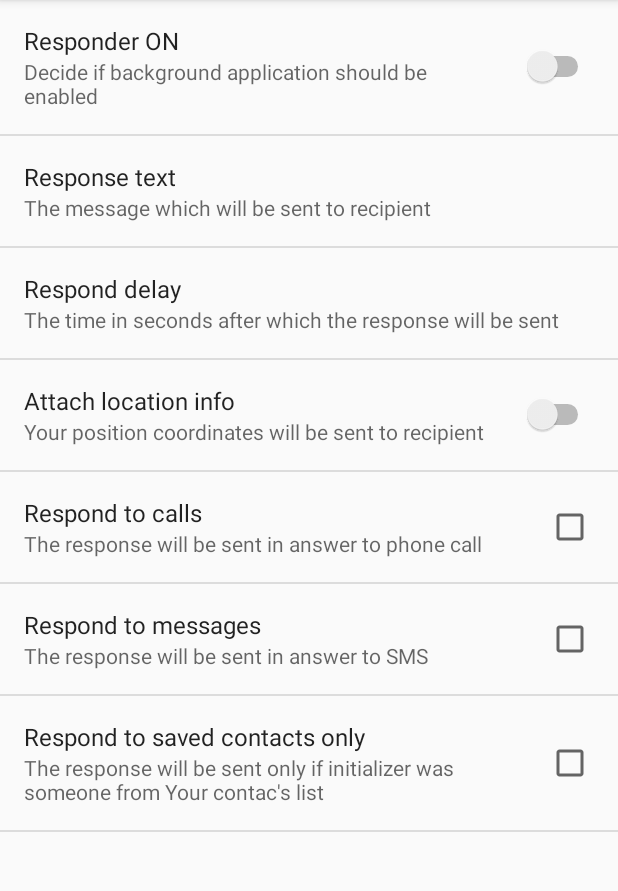
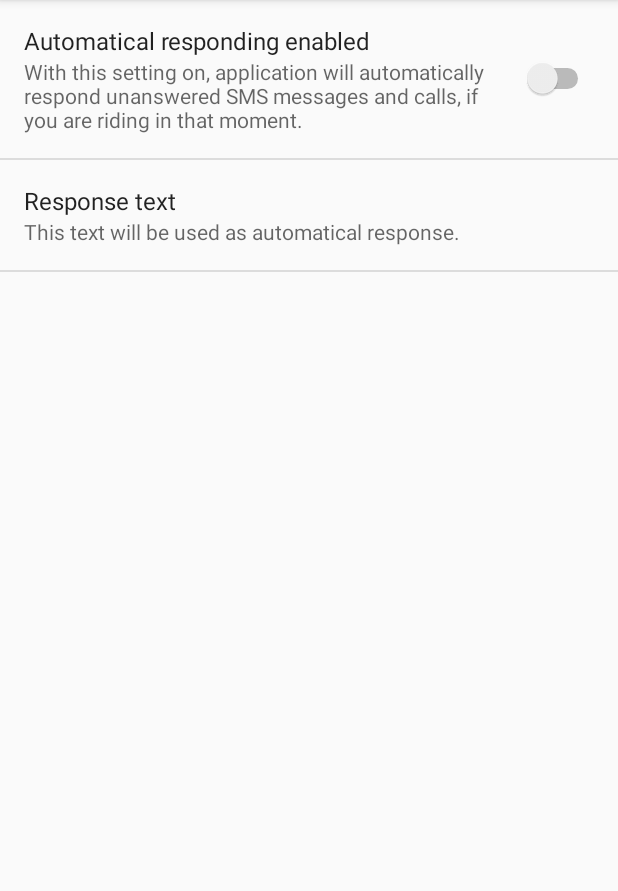
Before and after one commit to orzechowskikamil/motoresponder, an Android app: the screen it shows after launch (SettingsActivity), on a phone screen of 412 x 824 dp, the part 84-975 px from its top. Run offline under Robolectric (Android 15) with nearby library versions, the phone set to English and light mode, and no system bars; libraries missing offline, so code that uses them is left out: org.slf4j.

```diff
--- a/app/src/main/java/com/medziku/motoresponder/activity/SettingsActivity.java
+++ b/app/src/main/java/com/medziku/motoresponder/activity/SettingsActivity.java
@@ -23,21 +23,22 @@ import org.slf4j.LoggerFactory;
 public class SettingsActivity extends PreferenceActivity implements SharedPreferences.OnSharedPreferenceChangeListener {
 
     private static final Logger log = LoggerFactory.getLogger(SettingsActivity.class);
+    private SharedPreferences sharedPreferences;
 
     @Override
     protected void onCreate(Bundle savedInstanceState) {
         super.onCreate(savedInstanceState);
 
-        addPreferencesFromResource(R.xml.background_prefs);
-        PreferenceManager.getDefaultSharedPreferences(this)
-                .registerOnSharedPreferenceChangeListener(this);
+        this.addPreferencesFromResource(R.xml.background_prefs);
+        this.sharedPreferences = PreferenceManager.getDefaultSharedPreferences(this);
+        this.sharedPreferences.registerOnSharedPreferenceChangeListener(this);
 
         if (this.arePseudoTestsEnabled()) {
             this.runPseudoTesting();
         } else if (this.areIntegrationPseudoTestsEnabled()) {
             this.runPseudoIntegrationTesting();
         } else {
-            this.startBackgroundService();
+            this.toggleBackgroundServiceAccordingToSettings();
         }
     }
 
@@ -45,23 +46,38 @@ public class SettingsActivity extends PreferenceActivity implements SharedPrefer
         return IntegrationTester.ARE_INTEGRATION_TESTS_ENABLED == true;
     }
 
-    private void startBackgroundService() {
-        Intent backgroundServiceStarter = new Intent(this, BackgroundService.class);
-        this.startService(backgroundServiceStarter);
-    }
 
     @Override
     public void onSharedPreferenceChanged(SharedPreferences sharedPreferences, String key) {
         log.info("SharedPrefsKeyChanged: {}", key);
 
         if (key.equals(SettingsUtility.RESPONDER_SERVICE_ENABLED_KEY)) {
-            Intent intent = new Intent(this, BackgroundService.class);
-            boolean serviceEnabled = sharedPreferences.getBoolean(key, false);
-            if (serviceEnabled) {
-                startService(intent);
-            } else {
-                stopService(intent);
-            }
+            this.toggleBackgroundServiceAccordingToSettings();
+        }
+    }
+
+
+    /**
+     * Get current value from settings
+     */
+    private void toggleBackgroundServiceAccordingToSettings() {
+        // TODO K. Orzechowski: Use here settings utility pls. #Issue not needed
+        boolean serviceEnabled = this.sharedPreferences.getBoolean(SettingsUtility.RESPONDER_SERVICE_ENABLED_KEY, false);
+        this.toggleBackgroundService(serviceEnabled);
+    }
+
+
+    /**
+     * Enables or disables background service, by sending intent
+     *
+     * @param serviceEnabled True for enabled service, false for disabled.
+     */
+    private void toggleBackgroundService(boolean serviceEnabled) {
+        Intent intent = new Intent(this, BackgroundService.class);
+        if (serviceEnabled) {
+            this.startService(intent);
+        } else {
+            this.stopService(intent);
         }
     }
 
--- a/app/src/main/java/com/medziku/motoresponder/services/BackgroundService.java
+++ b/app/src/main/java/com/medziku/motoresponder/services/BackgroundService.java
@@ -1,13 +1,22 @@
 package com.medziku.motoresponder.services;
 
+import android.app.AlertDialog;
+import android.app.Dialog;
+import android.app.DialogFragment;
 import android.app.Service;
+import android.content.Context;
+import android.content.DialogInterface;
 import android.content.Intent;
+import android.os.Bundle;
 import android.os.IBinder;
 import android.support.annotation.Nullable;
 import android.util.Log;
 
 
+import com.medziku.motoresponder.R;
 import com.medziku.motoresponder.Responder;
+
+import java.io.*;
 
 
 /**
@@ -15,9 +24,8 @@ import com.medziku.motoresponder.Responder;
  */
 public class BackgroundService extends Service {
 
-
     private Responder responder;
-
+    private String TAG = "BackgroundService";
 
     @Nullable
     @Override
@@ -58,4 +66,5 @@ public class BackgroundService extends Service {
     public void onRebind(Intent intent) {
         super.onRebind(intent);
     }
+
 }
--- a/app/src/main/java/com/medziku/motoresponder/utils/utilitiesrunner/UtilitiesRunner.java
+++ b/app/src/main/java/com/medziku/motoresponder/utils/utilitiesrunner/UtilitiesRunner.java
@@ -75,7 +75,7 @@ public class UtilitiesRunner {
             private void runTest() {
                 // choose the test which you are interested in
                 // after performing, leave short note with date here about result of test
-                switch (61) {
+                switch (2) {
                     case 1:
                         // this is working 11.03.2016 on Android 5.1
                         // beware! I test it only at home at staying still
--- a/app/src/main/res/values/strings.xml
+++ b/app/src/main/res/values/strings.xml
@@ -1,19 +1,26 @@
 <resources>
     <string name="app_name">Moto Responder</string>
     <string name="settings_activity_label">Moto Responder Settings</string>
-    <string name="responder_on_summary">Decide if background application should be enabled</string>
-    <string name="responder_on_title">Responder ON</string>
+
+    <string name="responder_on_summary">With this setting on, application will automatically respond unanswered SMS
+        messages and calls, if you are riding in that moment.
+    </string>
+    <string name="responder_on_title">Automatical responding enabled</string>
+
     <string name="response_text_title">Response text</string>
-    <string name="response_text_summary">The message which will be sent to recipient</string>
-    <string name="response_delay_title">Respond delay</string>
-    <string name="response_delay_summary">The time in seconds after which the response will be sent</string>
+    <string name="response_text_summary">This text will be used as automatical response.</string>
+
+    <!--<string name="response_delay_title">Respond delay</string>-->
+    <!--<string name="response_delay_summary">The time in seconds after which the response will be sent</string>-->
 
     <!-- DEFAULT VALUES -->
-    <string name="default_response_text">(Automatyczna odpowiedz) Czesc, jezdze wlasnie motocyklem, odezwe sie jak skonczy mi sie paliwo.</string>
+    <string name="default_response_text">(Automatical response) Hello, I am riding my motorcycle now. I will call you
+        back when I will run out of fuel.
+    </string>
 
     <!-- KEYS -->
     <string name="responder_on">responder_on</string>
     <string name="response_text">response_text</string>
-    <string name="response_delay">response_delay</string>
+    <!--<string name="response_delay">response_delay</string>-->
 
 </resources>
--- a/app/src/main/res/xml/background_prefs.xml
+++ b/app/src/main/res/xml/background_prefs.xml
@@ -2,40 +2,40 @@
 <PreferenceScreen xmlns:android="http://schemas.android.com/apk/res/android">
 
     <SwitchPreference
-        android:key="@string/responder_on"
-        android:summary="@string/responder_on_summary"
-        android:title="@string/responder_on_title" />
+            android:key="@string/responder_on"
+            android:summary="@string/responder_on_summary"
+            android:title="@string/responder_on_title"/>
 
     <EditTextPreference
-        android:dialogTitle="@string/response_text_title"
-        android:key="@string/response_text"
-        android:summary="@string/response_text_summary"
-        android:title="@string/response_text_title" />
+            android:dialogTitle="@string/response_text_title"
+            android:key="@string/response_text"
+            android:summary="@string/response_text_summary"
+            android:title="@string/response_text_title"/>
 
-    <EditTextPreference
-        android:dialogTitle="@string/response_delay_title"
-        android:key="@string/response_delay"
-        android:summary="@string/response_delay_summary"
-        android:numeric="integer"
-        android:title="@string/response_delay_title" />
+    <!--<EditTextPreference-->
+            <!--android:dialogTitle="@string/response_delay_title"-->
+            <!--android:key="@string/response_delay"-->
+            <!--android:summary="@string/response_delay_summary"-->
+            <!--android:numeric="integer"-->
+            <!--android:title="@string/response_delay_title"/>-->
 
-    <SwitchPreference
-        android:key="attach_location_info"
-        android:summary="Your position coordinates will be sent to recipient"
-        android:title="Attach location info" />
+    <!--<SwitchPreference-->
+            <!--android:key="attach_location_info"-->
+            <!--android:summary="Your position coordinates will be sent to recipient"-->
+            <!--android:title="Attach location info"/>-->
 
-    <CheckBoxPreference
-        android:key="answer_calls"
-        android:summary="The response will be sent in answer to phone call"
-        android:title="Respond to calls" />
+    <!--<CheckBoxPreference-->
+            <!--android:key="answer_calls"-->
+            <!--android:summary="The response will be sent in answer to phone call"-->
+            <!--android:title="Respond to calls"/>-->
 
-    <CheckBoxPreference
-        android:key="answer_sms"
-        android:summary="The response will be sent in answer to SMS"
-        android:title="Respond to messages" />
-    <CheckBoxPreference
-        android:key="answer_contacts_only"
-        android:summary="The response will be sent only if initializer was someone from Your contac's list"
-        android:title="Respond to saved contacts only" />
+    <!--<CheckBoxPreference-->
+            <!--android:key="answer_sms"-->
+            <!--android:summary="The response will be sent in answer to SMS"-->
+            <!--android:title="Respond to messages"/>-->
+    <!--<CheckBoxPreference-->
+            <!--android:key="answer_contacts_only"-->
+            <!--android:summary="The response will be sent only if initializer was someone from Your contac's list"-->
+            <!--android:title="Respond to saved contacts only"/>-->
 
 </PreferenceScreen>
```
